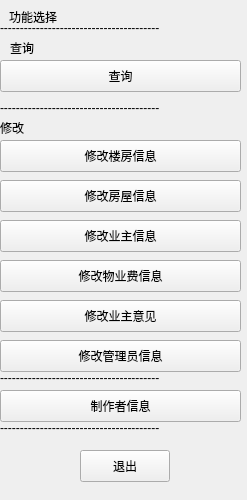
Qt form form.ui (DEVILcong/SoftEng) before a commit.
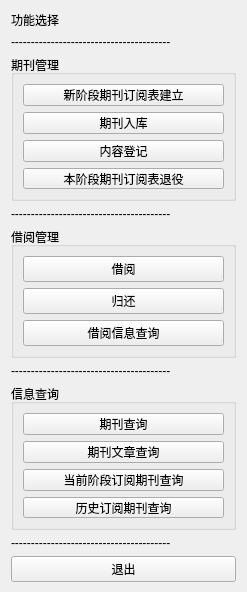
The same form after that commit.

```diff
--- a/form.ui
+++ b/form.ui
@@ -7,7 +7,7 @@
     <x>0</x>
     <y>0</y>
     <width>247</width>
-    <height>500</height>
+    <height>592</height>
    </rect>
   </property>
   <property name="minimumSize">
@@ -19,220 +19,160 @@
   <property name="maximumSize">
    <size>
     <width>247</width>
-    <height>500</height>
+    <height>800</height>
    </size>
   </property>
   <property name="windowTitle">
    <string>功能</string>
   </property>
+  <layout class="QVBoxLayout" name="verticalLayout_4">
+   <item>
   <widget class="QLabel" name="label">
-   <property name="geometry">
-    <rect>
-     <x>9</x>
-     <y>9</y>
-     <width>57</width>
-     <height>16</height>
-    </rect>
-   </property>
    <property name="text">
     <string>功能选择</string>
    </property>
   </widget>
-  <widget class="QLabel" name="label_2">
-   <property name="geometry">
-    <rect>
-     <x>10</x>
-     <y>40</y>
-     <width>57</width>
-     <height>16</height>
-    </rect>
-   </property>
-   <property name="text">
-    <string>查询</string>
-   </property>
-  </widget>
-  <widget class="QPushButton" name="pushButton">
-   <property name="geometry">
-    <rect>
-     <x>0</x>
-     <y>60</y>
-     <width>241</width>
-     <height>32</height>
-    </rect>
-   </property>
-   <property name="text">
-    <string>查询</string>
-   </property>
-  </widget>
+   </item>
+   <item>
   <widget class="QLabel" name="label_3">
-   <property name="geometry">
-    <rect>
-     <x>0</x>
-     <y>20</y>
-     <width>241</width>
-     <height>16</height>
-    </rect>
-   </property>
    <property name="text">
     <string>----------------------------------------</string>
    </property>
   </widget>
-  <widget class="QLabel" name="label_4">
-   <property name="geometry">
-    <rect>
-     <x>0</x>
-     <y>100</y>
-     <width>241</width>
-     <height>16</height>
-    </rect>
-   </property>
+   </item>
+   <item>
+    <widget class="QGroupBox" name="groupBox_3">
+     <property name="title">
+      <string>期刊管理</string>
+     </property>
+     <layout class="QVBoxLayout" name="verticalLayout_3">
+      <item>
+       <widget class="QPushButton" name="pushButton_7">
    <property name="text">
-    <string>----------------------------------------</string>
-   </property>
-  </widget>
-  <widget class="QLabel" name="label_5">
-   <property name="geometry">
-    <rect>
-     <x>0</x>
-     <y>120</y>
-     <width>57</width>
-     <height>16</height>
-    </rect>
-   </property>
+         <string>新阶段期刊订阅表建立</string>
+        </property>
+       </widget>
+      </item>
+      <item>
+       <widget class="QPushButton" name="pushButton">
    <property name="text">
-    <string>修改</string>
-   </property>
-  </widget>
+         <string>期刊入库</string>
+        </property>
+       </widget>
+      </item>
+      <item>
   <widget class="QPushButton" name="pushButton_2">
-   <property name="geometry">
-    <rect>
-     <x>0</x>
-     <y>140</y>
-     <width>241</width>
-     <height>32</height>
-    </rect>
-   </property>
+        <property name="text">
+         <string>内容登记</string>
+        </property>
+       </widget>
+      </item>
+      <item>
+       <widget class="QPushButton" name="pushButton_12">
    <property name="text">
-    <string>修改楼房信息</string>
-   </property>
-  </widget>
+         <string>本阶段期刊订阅表退役</string>
+        </property>
+       </widget>
+      </item>
+     </layout>
+    </widget>
+   </item>
+   <item>
+    <widget class="QLabel" name="label_4">
+     <property name="text">
+      <string>----------------------------------------</string>
+     </property>
+    </widget>
+   </item>
+   <item>
+    <widget class="QGroupBox" name="groupBox_2">
+     <property name="title">
+      <string>借阅管理</string>
+     </property>
+     <layout class="QVBoxLayout" name="verticalLayout_2">
+      <item>
   <widget class="QPushButton" name="pushButton_3">
-   <property name="geometry">
-    <rect>
-     <x>0</x>
-     <y>180</y>
-     <width>241</width>
-     <height>32</height>
-    </rect>
-   </property>
    <property name="text">
-    <string>修改房屋信息</string>
-   </property>
-  </widget>
+         <string>借阅</string>
+        </property>
+       </widget>
+      </item>
+      <item>
   <widget class="QPushButton" name="pushButton_4">
-   <property name="geometry">
-    <rect>
-     <x>0</x>
-     <y>220</y>
-     <width>241</width>
-     <height>32</height>
-    </rect>
-   </property>
+        <property name="text">
+         <string>归还</string>
+        </property>
+       </widget>
+      </item>
+      <item>
+       <widget class="QPushButton" name="pushButton_9">
    <property name="text">
-    <string>修改业主信息</string>
-   </property>
-  </widget>
+         <string>借阅信息查询</string>
+        </property>
+       </widget>
+      </item>
+     </layout>
+    </widget>
+   </item>
+   <item>
+    <widget class="QLabel" name="label_6">
+     <property name="text">
+      <string>----------------------------------------</string>
+     </property>
+    </widget>
+   </item>
+   <item>
+    <widget class="QGroupBox" name="groupBox">
+     <property name="title">
+      <string>信息查询</string>
+     </property>
+     <layout class="QVBoxLayout" name="verticalLayout">
+      <item>
+       <widget class="QPushButton" name="pushButton_10">
+        <property name="text">
+         <string>期刊查询</string>
+        </property>
+       </widget>
+      </item>
+      <item>
+       <widget class="QPushButton" name="pushButton_11">
+        <property name="text">
+         <string>期刊文章查询</string>
+        </property>
+       </widget>
+      </item>
+      <item>
   <widget class="QPushButton" name="pushButton_5">
-   <property name="geometry">
-    <rect>
-     <x>0</x>
-     <y>260</y>
-     <width>241</width>
-     <height>32</height>
-    </rect>
-   </property>
    <property name="text">
-    <string>修改物业费信息</string>
-   </property>
-  </widget>
+         <string>当前阶段订阅期刊查询</string>
+        </property>
+       </widget>
+      </item>
+      <item>
   <widget class="QPushButton" name="pushButton_6">
-   <property name="geometry">
-    <rect>
-     <x>0</x>
-     <y>300</y>
-     <width>241</width>
-     <height>32</height>
-    </rect>
-   </property>
    <property name="text">
-    <string>修改业主意见</string>
-   </property>
-  </widget>
-  <widget class="QPushButton" name="pushButton_7">
-   <property name="geometry">
-    <rect>
-     <x>0</x>
-     <y>340</y>
-     <width>241</width>
-     <height>32</height>
-    </rect>
-   </property>
-   <property name="text">
-    <string>修改管理员信息</string>
-   </property>
-  </widget>
-  <widget class="QLabel" name="label_6">
-   <property name="geometry">
-    <rect>
-     <x>0</x>
-     <y>370</y>
-     <width>241</width>
-     <height>16</height>
-    </rect>
-   </property>
+         <string>历史订阅期刊查询</string>
+        </property>
+       </widget>
+      </item>
+     </layout>
+    </widget>
+   </item>
+   <item>
+    <widget class="QLabel" name="label_7">
    <property name="text">
     <string>----------------------------------------</string>
    </property>
   </widget>
+   </item>
+   <item>
   <widget class="QPushButton" name="pushButton_8">
-   <property name="geometry">
-    <rect>
-     <x>80</x>
-     <y>450</y>
-     <width>90</width>
-     <height>32</height>
-    </rect>
-   </property>
    <property name="text">
     <string>退出</string>
    </property>
   </widget>
-  <widget class="QLabel" name="label_7">
-   <property name="geometry">
-    <rect>
-     <x>0</x>
-     <y>420</y>
-     <width>241</width>
-     <height>16</height>
-    </rect>
-   </property>
-   <property name="text">
-    <string>----------------------------------------</string>
-   </property>
-  </widget>
-  <widget class="QPushButton" name="pushButton_9">
-   <property name="geometry">
-    <rect>
-     <x>0</x>
-     <y>390</y>
-     <width>241</width>
-     <height>32</height>
-    </rect>
-   </property>
-   <property name="text">
-    <string>制作者信息</string>
-   </property>
-  </widget>
+   </item>
+  </layout>
  </widget>
  <resources/>
  <connections/>
```
Lines whose indentation alone changed are shown as unchanged.
